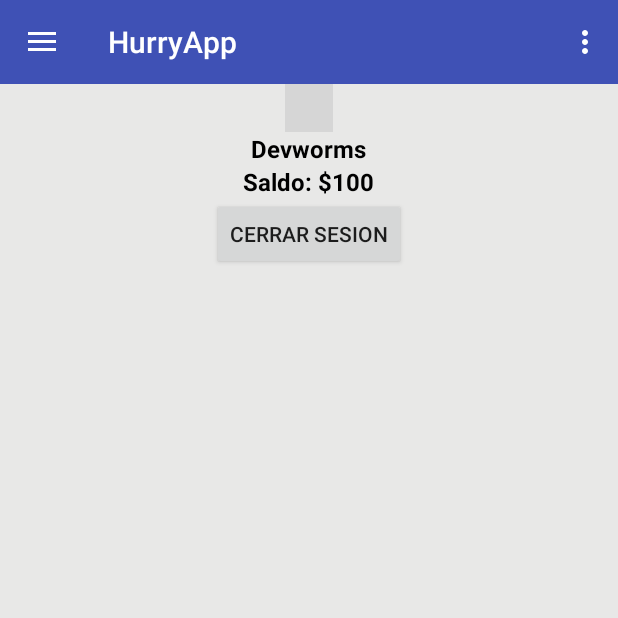
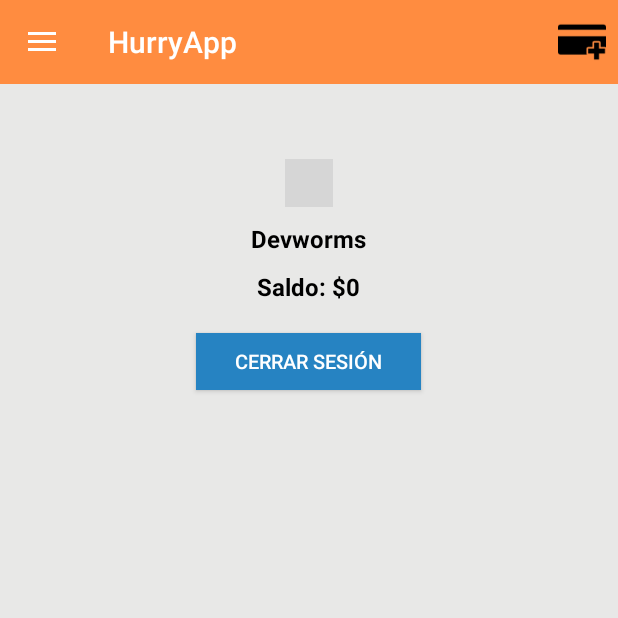
Before and after one commit to DevWorms/HurryApp, an Android app: the MenuActivity screen opened directly, with no data from a screen before it, in the side drawer, after a tap on "TU CUENTA", on a phone screen of 412 x 824 dp, the top half of it. Run offline under Robolectric (Android 15) with nearby library versions, the phone set to English and light mode, and no system bars; libraries missing offline, so code that uses them is left out: com.facebook, com.facebook.login; plain views replace ProfilePictureView; 4 statements that could not run were skipped; grey boxes are pictures that could not be loaded.

Commit message:
Ajustes de estabilidad
Se modifico el metodo para buscar archivos, se estabilizo el inicio de
facebook y se agregaron los fragments faltantes y el menuopcion en el
fragment cuenta

```diff
--- a/HurryApp-Andoid/app/src/main/AndroidManifest.xml
+++ b/HurryApp-Andoid/app/src/main/AndroidManifest.xml
@@ -6,6 +6,7 @@
 
     <application
         android:name=".Application"
+
         android:allowBackup="true"
         android:icon="@mipmap/ic_launcher"
         android:label="@string/app_name"
--- a/HurryApp-Andoid/app/src/main/java/com/salvador/devworms/hurryapp/Application.java
+++ b/HurryApp-Andoid/app/src/main/java/com/salvador/devworms/hurryapp/Application.java
@@ -20,6 +20,7 @@ public class Application extends android.app.Application {
         super.onCreate();
         FacebookSdk.sdkInitialize(getApplicationContext());
         gettingHashKey();
+        String ubi;
     }
 
     public void gettingHashKey(){
--- a/HurryApp-Andoid/app/src/main/java/com/salvador/devworms/hurryapp/Compra.java
+++ b/HurryApp-Andoid/app/src/main/java/com/salvador/devworms/hurryapp/Compra.java
@@ -1,7 +1,6 @@
 package com.salvador.devworms.hurryapp;
 
 import android.app.Fragment;
-import android.content.Intent;
 import android.os.Bundle;
 import android.os.Handler;
 import android.os.Message;
@@ -25,12 +24,17 @@ public class Compra extends Fragment {
     String respsuesta;
     Button btnBuscar;
     Button btnMandar;
-    TextView txtRuta;
+    public TextView txtRuta;
     TextView txtContenido;
-    String ubicacion;
-    String nombre;
+   public String ubicacion;
+   public String nombre;
     int fir=0;
     @Override
+    public void onCreate(Bundle savedInstanceState) {
+        super.onCreate(savedInstanceState);
+
+
+    }
     public View onCreateView(LayoutInflater inflater, ViewGroup container, Bundle savedInstanceState) {
         View view =inflater.inflate(R.layout.fragment_compra, container, false);
 
@@ -99,17 +103,22 @@ public class Compra extends Fragment {
         });
         try {
 
-            Bundle args = getActivity().getIntent().getExtras();
-            ubicacion= args.getString("ubicacion");
-            nombre= args.getString("nombre");
-          // Intent i=getIntent();
-          //  ubicacion=i.getExtras().getString("ubicacion");
+            // Exp exp=new Exp();
+
+            Bundle bundle = this.getArguments();
+
+            ubicacion= bundle.getString("ubicacion");
+            nombre= bundle.getString("nombrearch");
+
+            //ubicacion = getArguments().getString("ubicacion");
+            //nombre= getArguments().getString("nombrearch");
+            // Intent i=getIntent();
+            //  ubicacion=i.getExtras().getString("ubicacion");
         }catch (Exception e){
 
         }
-        if(ubicacion!= null )
+        if(nombre!= null )
             txtRuta.setText(nombre);
-
         return view;
     }
     Handler vistaHandler = new Handler() {
@@ -125,8 +134,10 @@ public class Compra extends Fragment {
 
     };
     public void irExplorador(){
-        Intent myIntent = new Intent(getActivity(), Exp.class);
-        getActivity().startActivity(myIntent);
+       // Intent myIntent = new Intent(getActivity(), Exp.class);
+        // getActivity().startActivity(myIntent);
+        getFragmentManager().beginTransaction()
+                .replace(R.id.actividad, new Exp()).commit();
         //Intent i= new Intent(Compra.this,Exp.class);
         //startActivity(i);
 
--- a/HurryApp-Andoid/app/src/main/java/com/salvador/devworms/hurryapp/Cuenta.java
+++ b/HurryApp-Andoid/app/src/main/java/com/salvador/devworms/hurryapp/Cuenta.java
@@ -4,6 +4,9 @@ import android.app.Fragment;
 import android.content.Intent;
 import android.os.Bundle;
 import android.view.LayoutInflater;
+import android.view.Menu;
+import android.view.MenuInflater;
+import android.view.MenuItem;
 import android.view.View;
 import android.view.ViewGroup;
 import android.widget.Button;
@@ -21,6 +24,12 @@ public class Cuenta extends Fragment {
     String fot;
     Button logout;
     ProfilePictureView fotoper;
+    MenuItem agreTar;
+    @Override
+    public void onCreate(Bundle savedInstanceState) {
+        super.onCreate(savedInstanceState);
+        setHasOptionsMenu(true);
+    }
     public View onCreateView(LayoutInflater inflater, ViewGroup container, Bundle savedInstanceState) {
         View view =inflater.inflate(R.layout.fragment_cuenta, container, false);
         name=(TextView)view.findViewById(R.id.cuentaNombre);
@@ -38,12 +47,12 @@ public class Cuenta extends Fragment {
        /*Bundle args = this.getActivity().getExtras();
          name= args.getString("nombre");
          fotoper= args.getString("foto");
-*/      logout.setOnClickListener(new View.OnClickListener(){
+*/      logout.setOnClickListener(new View.OnClickListener() {
             @Override
-            public void onClick(View view){
+            public void onClick(View view) {
 
                 LoginManager.getInstance().logOut();
-                Intent salida=new Intent( Intent.ACTION_MAIN); //Llamando a la activity principal
+                Intent salida = new Intent(Intent.ACTION_MAIN); //Llamando a la activity principal
                 getActivity().finish(); // La cerramos.
 
 
@@ -53,7 +62,25 @@ public class Cuenta extends Fragment {
 
     return view;
     }
+    public void onCreateOptionsMenu(Menu menu, MenuInflater inflater) {
+        // TODO Add your menu entries here
+        super.onCreateOptionsMenu(menu, inflater);
+       getActivity().getMenuInflater().inflate(R.menu.menu, menu);
+       // agreTar = menu.add("agregar tarjeta").setIcon(R.drawable.icn_tar);
 
+    }
+    @Override
+    public boolean onOptionsItemSelected(MenuItem item) {
+        switch (item.getItemId()) {
+            case R.id.ade:
+                getFragmentManager().beginTransaction()
+                        .replace(R.id.actividad, new MetPago()).commit();
+                return true;
+
+            default:
+                return super.onOptionsItemSelected(item);
+        }
+    }
        /* super.onCreate(savedInstanceState);
 
         setContentView(R.layout.fragment_cuenta);*/
--- a/HurryApp-Andoid/app/src/main/java/com/salvador/devworms/hurryapp/MainActivityFragment.java
+++ b/HurryApp-Andoid/app/src/main/java/com/salvador/devworms/hurryapp/MainActivityFragment.java
@@ -125,12 +125,12 @@ public   class MainActivityFragment extends Fragment {
 
             if (profile != null ) {
                 Intent i = new Intent(getActivity(), MenuActivity.class);
-                i.putExtra("nombre", profile.getName());
+                i.putExtra("nombrefb", profile.getName());
                 i.putExtra("foto", profile.getId());
                 startActivity(i);
                 //image.setProfileId(profile.getId());
-                Intent myIntent = new Intent(getActivity(), MenuActivity.class);
-                getActivity().startActivity(myIntent);
+                //Intent myIntent = new Intent(getActivity(), MenuActivity.class);
+                //getActivity().startActivity(myIntent);
                 // stringBuilder.append("Logged In " + profile.getFirstName());
                 //  Toast.makeText(getActivity(), "Inicio facebook" + profile.getFirstName(), Toast.LENGTH_SHORT).show();
                 //image.setProfileId(profile.getId());
--- a/HurryApp-Andoid/app/src/main/java/com/salvador/devworms/hurryapp/MenuActivity.java
+++ b/HurryApp-Andoid/app/src/main/java/com/salvador/devworms/hurryapp/MenuActivity.java
@@ -20,6 +20,7 @@ public class MenuActivity extends AppCompatActivity
     ProfilePictureView fotoper;
    public String inifbnombre;
    public String inifbfoto;
+    String pantall;
 
     @Override
     protected void onCreate(Bundle savedInstanceState) {
@@ -59,24 +60,23 @@ public class MenuActivity extends AppCompatActivity
 
         ///***************Fragment***************************************************
         getFragmentManager().beginTransaction()
-                .replace(R.id.actividad, new Compra()).commit();
+                .replace(R.id.actividad, new Tiendas()).commit();
+        getFragmentManager().beginTransaction().addToBackStack(null);
         ///***************Fragment***************************************************
 
         try{
+
             Intent i=getIntent();
-            inifbnombre=i.getExtras().getString("nombre");
-            inifbfoto=i.getExtras().getString("foto");
-            /*Bundle bundle = new Bundle();
 
-            bundle.putString("nom", inifbnombre );
-            bundle.putString("fot", inifbfoto);
-            Cuenta cuenta = new Cuenta();
-            cuenta.setArguments(bundle);
-            transaction.commit();*/
-            if(inifbnombre!=null || inifbnombre!="" )
-            name.setText(inifbnombre);
-            if(inifbfoto!=null || inifbfoto!="" )
-            fotoper.setProfileId(inifbfoto);
+
+                inifbnombre = i.getExtras().getString("nombrefb");
+                inifbfoto = i.getExtras().getString("foto");
+
+                if (inifbnombre != null || inifbnombre != "")
+                    name.setText(inifbnombre);
+                if (inifbfoto != null || inifbfoto != "")
+                    fotoper.setProfileId(inifbfoto);
+
         }catch (Exception e){
            // Toast.makeText(this, conta, Toast.LENGTH_SHORT).show();
 
@@ -86,6 +86,32 @@ public class MenuActivity extends AppCompatActivity
     }
 
     @Override
+    protected void onStart(){
+        super.onStart();
+
+    }
+    public void onResume(){
+        super.onResume();
+
+    }
+
+    @Override
+    protected void onSaveInstanceState(Bundle guardarEstado) {
+        super.onSaveInstanceState(guardarEstado);
+        if (inifbnombre != null || inifbnombre != "")
+        guardarEstado.putString("nomfb", inifbnombre);
+        if (inifbfoto != null || inifbfoto != "")
+        guardarEstado.putString("fotofb", inifbfoto);
+    }
+
+    @Override
+    protected void onRestoreInstanceState(Bundle recEstado) {
+        super.onRestoreInstanceState(recEstado);
+        if (inifbnombre == null || inifbnombre == "")
+            inifbnombre = recEstado.getString("variable");
+        if (inifbfoto == null || inifbfoto == "")
+            inifbfoto = recEstado.getString("posicion");
+    }
     public void onBackPressed() {
 
         if(getFragmentManager().getBackStackEntryCount() == 0) {
@@ -111,9 +137,9 @@ public class MenuActivity extends AppCompatActivity
     @Override
     public boolean onCreateOptionsMenu(Menu menu) {
         // Inflate the menu; this adds items to the action bar if it is present.
-        getMenuInflater().inflate(R.menu.main, menu);
+       // getMenuInflater().inflate(R.menu.main, menu);
 
-        MenuItem item = menu.getItem(0);
+       // MenuItem item = menu.getItem(0);
 
 
         return true;
@@ -144,13 +170,13 @@ public class MenuActivity extends AppCompatActivity
         int id = item.getItemId();
 
         if (id == R.id.nav_recarga) {
-
+            item.setTitle("Recarga");
              getFragmentManager().beginTransaction()
-                    .replace(R.id.actividad, new MetPago()).commit();
+                    .replace(R.id.actividad, new Recarga()).commit();
         } else if (id == R.id.nav_imprime) {
             item.setTitle("Imprimir");
             getFragmentManager().beginTransaction()
-                    .replace(R.id.actividad, new Compra()).commit();
+                    .replace(R.id.actividad, new Tiendas()).commit();
 
         } else if (id == R.id.nav_cuenta) {
             item.setTitle("Perfil");
--- /dev/null
+++ b/HurryApp-Andoid/app/src/main/java/com/salvador/devworms/hurryapp/Tiendas.java
@@ -0,0 +1,48 @@
+package com.salvador.devworms.hurryapp;
+
+import android.app.Fragment;
+import android.os.Bundle;
+import android.view.LayoutInflater;
+import android.view.View;
+import android.view.ViewGroup;
+import android.widget.AdapterView;
+import android.widget.ArrayAdapter;
+import android.widget.ListView;
+
+/**
+ * Created by salvador on 21/12/2015.
+ */
+public class Tiendas extends Fragment {
+
+    @Override
+    public View onCreateView(LayoutInflater inflater, ViewGroup container,
+                             Bundle savedInstanceState) {
+        View rootView = inflater.inflate(R.layout.fragment_tiendas, container, false);
+
+        // A. Creamos el arreglo de Strings para llenar la lista
+        String[] cosasPorHacer = new String[] { "Eart edificio de graduados",
+                "Eart calle canela","Eart edificio pesados"};
+
+        // B. Creamos un nuevo ArrayAdapter con nuestra lista de cosasPorHacer
+        ArrayAdapter arrayAdapter = new ArrayAdapter(getActivity(),
+                android.R.layout.simple_list_item_1, cosasPorHacer);
+
+        // C. Seleccionamos la lista de nuestro layout
+        ListView miLista = (ListView) rootView.findViewById(R.id.mytiendas);
+
+        // D. Asignamos el adaptador a nuestra lista
+        miLista.setAdapter(arrayAdapter);
+
+        miLista.setOnItemClickListener(new AdapterView.OnItemClickListener() {
+            @Override
+            public void onItemClick(AdapterView<?> parent, View view, int position, long id) {
+                getFragmentManager().beginTransaction()
+                        .replace(R.id.actividad, new Compra()).commit();
+
+            }
+        });
+
+        return rootView;
+    }
+
+}
--- a/HurryApp-Andoid/app/src/main/res/layout/activity_buscar.xml
+++ b/HurryApp-Andoid/app/src/main/res/layout/activity_buscar.xml
@@ -26,7 +26,7 @@
     <ListView
         android:layout_width="wrap_content"
         android:layout_height="wrap_content"
-        android:id = "@android:id/list"
+        android:id = "@+id/list"
         android:textColor="#000000"
         android:layout_alignParentTop="true"
         android:layout_alignParentLeft="true"
--- a/HurryApp-Andoid/app/src/main/res/layout/fragment_cuenta.xml
+++ b/HurryApp-Andoid/app/src/main/res/layout/fragment_cuenta.xml
@@ -19,8 +19,11 @@
             android:layout_height="wrap_content"
             android:gravity="center_horizontal"
             facebook:com_facebook_preset_size="normal"
-            android:layout_gravity="center_horizontal"
-            android:layout_centerHorizontal="true" />
+            android:layout_gravity="center"
+
+            android:layout_centerHorizontal="true"
+            android:layout_marginTop="50dp"
+            android:layout_marginBottom="10dp" />
 
         <TextView
             android:layout_width="wrap_content"
@@ -30,24 +33,30 @@
             android:textSize="16dp"
             android:textColor="#000000"
             android:textStyle="bold"
-            android:layout_gravity="center_horizontal" />
+            android:layout_gravity="center"
+            android:layout_marginBottom="10dp" />
 
         <TextView
             android:layout_width="wrap_content"
             android:layout_height="wrap_content"
-            android:text="Saldo: $100"
+            android:text="Saldo: $0"
             android:id="@+id/cuentaSaldo"
             android:textSize="16dp"
             android:textColor="#000000"
             android:textStyle="bold"
-            android:layout_gravity="center_horizontal" />
+            android:layout_gravity="center"
+            android:layout_marginBottom="10dp" />
 
         <Button
-            android:layout_width="wrap_content"
-            android:layout_height="wrap_content"
-            android:text="Cerrar Sesion"
+            android:layout_width="150dp"
+            android:layout_height="38dp"
+            android:text="Cerrar Sesión"
             android:id="@+id/logout"
-            android:layout_gravity="center_horizontal" />
+            android:textSize="13dp"
+            android:textColor="#fff"
+            android:background="#2683c2"
+            android:layout_gravity="center"
+            android:layout_marginTop="10dp" />
 
 
     </LinearLayout>
--- a/HurryApp-Andoid/app/src/main/res/menu/menu.xml
+++ b/HurryApp-Andoid/app/src/main/res/menu/menu.xml
@@ -3,6 +3,13 @@
     xmlns:tools="http://schemas.android.com/tools"
     tools:context="com.salvador.devworms.hurryapp.MenuActivity">
 
-    <item android:id="@+id/action_settings" android:title="@string/action_settings"
-        android:orderInCategory="100" app:showAsAction="never" />
+
+    <item android:id="@+id/ade"
+
+
+        android:title="tools"
+        android:icon="@drawable/agretar"
+        android:orderInCategory="101"
+        app:showAsAction="ifRoom"
+        />
 </menu>
--- a/HurryApp-Andoid/app/src/main/res/values/colors.xml
+++ b/HurryApp-Andoid/app/src/main/res/values/colors.xml
@@ -1,7 +1,7 @@
 <?xml version="1.0" encoding="utf-8"?>
 <resources>
-    <color name="colorPrimary">#3F51B5</color>
-    <color name="colorPrimaryDark">#303F9F</color>
+    <color name="colorPrimary">#ff8c40</color>
+    <color name="colorPrimaryDark">#ff8c30</color>
     <color name="colorAccent">#FF4081</color>
     <color name="divider">#ff8c40</color>
 </resources>
```
Also changed, not shown: HurryApp-Andoid/app/src/main/java/com/salvador/devworms/hurryapp/Exp.java (+93 -14 lines), HurryApp-Andoid/app/src/main/java/com/salvador/devworms/hurryapp/Recarga.java (added, +17 -0 lines), HurryApp-Andoid/app/src/main/res/layout/fragment_recarga.xml (added, +30 -0 lines), HurryApp-Andoid/app/src/main/res/layout/fragment_tiendas.xml (added, +30 -0 lines), HurryApp-Andoid/app/src/main/res/drawable/agretar.png (added), 1 other file.
